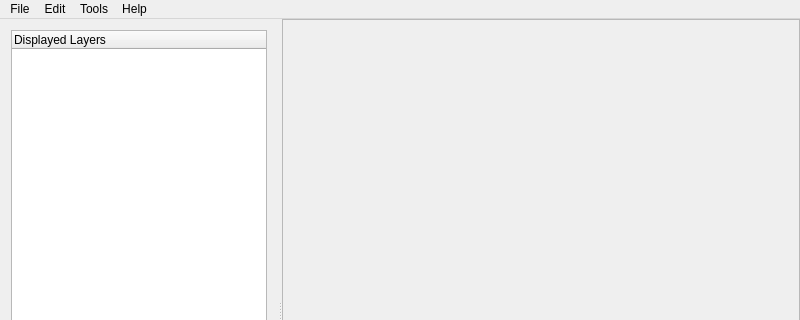
Before: the Qt Designer form Updraft/src/core/ui/mainwindow.ui in updraft/updraft, drawn with Qt 5; both pictures show x 0 to 800 and y 0 to 320 of the 800 by 600 pixel window.
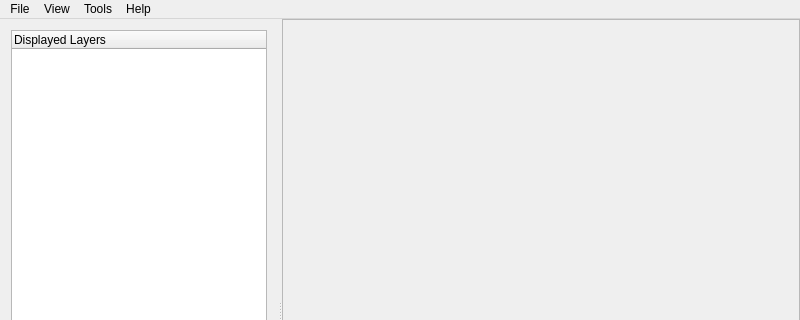
After: the same form once the commit is applied.

Commit message:
Reorganize menu
* Remove Edit menu
* Add View menu
* Add Exit to File menu
* Add separators to File menu
* Add About and User doc to Help menu
* Move Untilt and Rot.to North to View menu
* Rename Untilt to Reset 2D View

The edit to the form file:
```diff
--- a/Updraft/src/core/ui/mainwindow.ui
+++ b/Updraft/src/core/ui/mainwindow.ui
@@ -125,9 +125,9 @@
      <string>File</string>
     </property>
    </widget>
-   <widget class="QMenu" name="menuEdit">
+   <widget class="QMenu" name="menuView">
     <property name="title">
-     <string>Edit</string>
+     <string>View</string>
     </property>
    </widget>
    <widget class="QMenu" name="menuTools">
@@ -141,7 +141,7 @@
     </property>
    </widget>
    <addaction name="menuFile"/>
-   <addaction name="menuEdit"/>
+   <addaction name="menuView"/>
    <addaction name="menuTools"/>
    <addaction name="menuHelp"/>
   </widget>
```
The commit also changes 5 other files.
